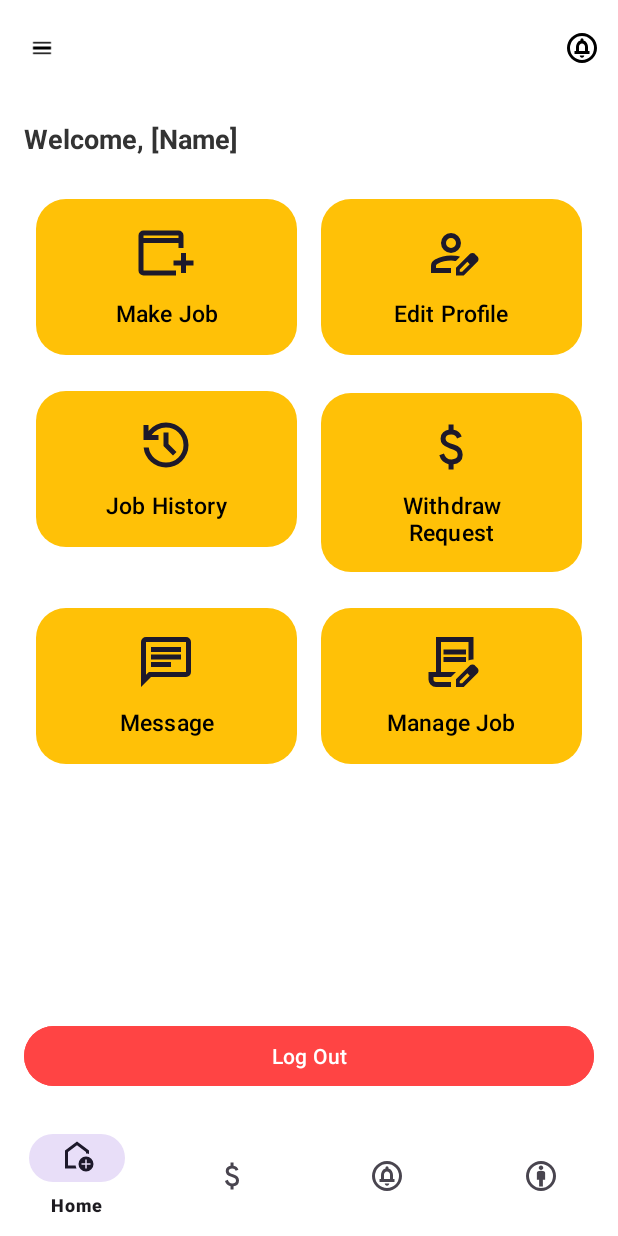
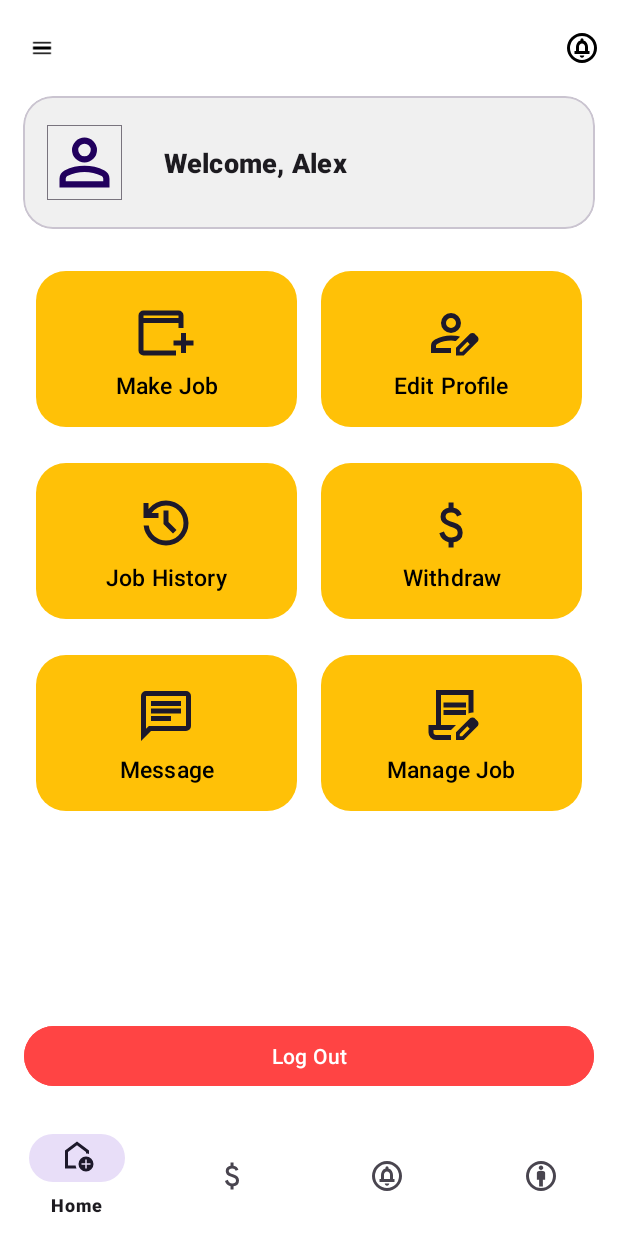
Before and after one commit to kavizzz03/Hire_Us_App, an Android app: the layout activity_dashboard.xml on its own in the app's theme, with its tools: preview values and no code run, on a phone screen of 412 x 824 dp. Run offline under Robolectric (Android 15) with nearby library versions, the phone set to English and light mode, and no system bars; network calls fail.

Commit message:
Updated_dashboard:-activity_dashboard.xml

```diff
--- /dev/null
+++ b/app/src/main/res/drawable/outline_account_balance_wallet_24.xml
@@ -0,0 +1,5 @@
+<vector xmlns:android="http://schemas.android.com/apk/res/android" android:height="25dp" android:tint="#000000" android:viewportHeight="960" android:viewportWidth="960" android:width="25dp">
+
+    <path android:fillColor="@android:color/white" android:pathData="M200,760L200,760L200,760Q200,760 200,760Q200,760 200,760L200,760Q200,760 200,760Q200,760 200,760L200,200Q200,200 200,200Q200,200 200,200L200,200Q200,200 200,200Q200,200 200,200L200,200L200,200Q200,200 200,244.5Q200,289 200,360L200,600Q200,671 200,715.5Q200,760 200,760ZM200,840Q167,840 143.5,816.5Q120,793 120,760L120,200Q120,167 143.5,143.5Q167,120 200,120L760,120Q793,120 816.5,143.5Q840,167 840,200L840,300L760,300L760,200Q760,200 760,200Q760,200 760,200L200,200Q200,200 200,200Q200,200 200,200L200,760Q200,760 200,760Q200,760 200,760L760,760Q760,760 760,760Q760,760 760,760L760,660L840,660L840,760Q840,793 816.5,816.5Q793,840 760,840L200,840ZM520,680Q487,680 463.5,656.5Q440,633 440,600L440,360Q440,327 463.5,303.5Q487,280 520,280L800,280Q833,280 856.5,303.5Q880,327 880,360L880,600Q880,633 856.5,656.5Q833,680 800,680L520,680ZM800,600Q800,600 800,600Q800,600 800,600L800,360Q800,360 800,360Q800,360 800,360L520,360Q520,360 520,360Q520,360 520,360L520,600Q520,600 520,600Q520,600 520,600L800,600ZM640,540Q665,540 682.5,522.5Q700,505 700,480Q700,455 682.5,437.5Q665,420 640,420Q615,420 597.5,437.5Q580,455 580,480Q580,505 597.5,522.5Q615,540 640,540Z"/>
+
+</vector>
--- /dev/null
+++ b/app/src/main/res/drawable/outline_briefcase_meal_24.xml
@@ -0,0 +1,5 @@
+<vector xmlns:android="http://schemas.android.com/apk/res/android" android:height="25dp" android:tint="#000000" android:viewportHeight="960" android:viewportWidth="960" android:width="25dp">
+
+    <path android:fillColor="@android:color/white" android:pathData="M160,840Q127,840 103.5,816.5Q80,793 80,760L80,320Q80,287 103.5,263.5Q127,240 160,240L320,240L320,160Q320,127 343.5,103.5Q367,80 400,80L560,80Q593,80 616.5,103.5Q640,127 640,160L640,240L800,240Q833,240 856.5,263.5Q880,287 880,320L880,760Q880,793 856.5,816.5Q833,840 800,840L160,840ZM160,760L320,760L320,640Q294,634 277,612.5Q260,591 260,563L260,400L300,400L300,551L330,551L330,400L370,400L370,551L400,551L400,400L440,400L440,563Q440,591 423,612.5Q406,634 380,640L380,760L580,760L580,672Q554,657 537,621.5Q520,586 520,540Q520,482 546,441Q572,400 610,400Q647,400 673.5,441Q700,482 700,540Q700,587 683,622.5Q666,658 640,672L640,760L800,760Q800,760 800,760Q800,760 800,760L800,320Q800,320 800,320Q800,320 800,320L160,320Q160,320 160,320Q160,320 160,320L160,760Q160,760 160,760Q160,760 160,760ZM400,240L560,240L560,160Q560,160 560,160Q560,160 560,160L400,160Q400,160 400,160Q400,160 400,160L400,240ZM160,760L160,760Q160,760 160,760Q160,760 160,760L160,320Q160,320 160,320Q160,320 160,320L160,320Q160,320 160,320Q160,320 160,320L160,760Q160,760 160,760Q160,760 160,760Z"/>
+
+</vector>
--- /dev/null
+++ b/app/src/main/res/drawable/outline_profile_24.xml
@@ -0,0 +1,5 @@
+<vector xmlns:android="http://schemas.android.com/apk/res/android" android:height="25dp" android:tint="#000000" android:viewportHeight="960" android:viewportWidth="960" android:width="25dp">
+
+    <path android:fillColor="@android:color/white" android:pathData="M480,480Q414,480 367,433Q320,386 320,320Q320,254 367,207Q414,160 480,160Q546,160 593,207Q640,254 640,320Q640,386 593,433Q546,480 480,480ZM160,800L160,688Q160,654 177.5,625.5Q195,597 224,582Q286,551 350,535.5Q414,520 480,520Q546,520 610,535.5Q674,551 736,582Q765,597 782.5,625.5Q800,654 800,688L800,800L160,800ZM240,720L720,720L720,688Q720,677 714.5,668Q709,659 700,654Q646,627 591,613.5Q536,600 480,600Q424,600 369,613.5Q314,627 260,654Q251,659 245.5,668Q240,677 240,688L240,720ZM480,400Q513,400 536.5,376.5Q560,353 560,320Q560,287 536.5,263.5Q513,240 480,240Q447,240 423.5,263.5Q400,287 400,320Q400,353 423.5,376.5Q447,400 480,400ZM480,320Q480,320 480,320Q480,320 480,320Q480,320 480,320Q480,320 480,320Q480,320 480,320Q480,320 480,320Q480,320 480,320Q480,320 480,320ZM480,720L480,720Q480,720 480,720Q480,720 480,720Q480,720 480,720Q480,720 480,720Q480,720 480,720Q480,720 480,720Q480,720 480,720Q480,720 480,720L480,720Z"/>
+
+</vector>
--- /dev/null
+++ b/app/src/main/res/drawable/outline_search_24.xml
@@ -0,0 +1,5 @@
+<vector xmlns:android="http://schemas.android.com/apk/res/android" android:height="25dp" android:tint="#000000" android:viewportHeight="960" android:viewportWidth="960" android:width="25dp">
+
+    <path android:fillColor="@android:color/white" android:pathData="M784,840L532,588Q502,612 463,626Q424,640 380,640Q271,640 195.5,564.5Q120,489 120,380Q120,271 195.5,195.5Q271,120 380,120Q489,120 564.5,195.5Q640,271 640,380Q640,424 626,463Q612,502 588,532L840,784L784,840ZM380,560Q455,560 507.5,507.5Q560,455 560,380Q560,305 507.5,252.5Q455,200 380,200Q305,200 252.5,252.5Q200,305 200,380Q200,455 252.5,507.5Q305,560 380,560Z"/>
+
+</vector>
--- /dev/null
+++ b/app/src/main/res/drawable/outline_star_24.xml
@@ -0,0 +1,5 @@
+<vector xmlns:android="http://schemas.android.com/apk/res/android" android:height="25dp" android:tint="#000000" android:viewportHeight="960" android:viewportWidth="960" android:width="25dp">
+
+    <path android:fillColor="@android:color/white" android:pathData="M354,673L480,597L606,674L573,530L684,434L538,421L480,285L422,420L276,433L387,530L354,673ZM233,840L298,559L80,370L368,345L480,80L592,345L880,370L662,559L727,840L480,691L233,840ZM480,490L480,490L480,490L480,490L480,490L480,490L480,490L480,490L480,490L480,490Z"/>
+
+</vector>
--- a/app/src/main/res/layout/activity_dashboard.xml
+++ b/app/src/main/res/layout/activity_dashboard.xml
@@ -2,6 +2,7 @@
     xmlns:app="http://schemas.android.com/apk/res-auto"
     android:layout_width="match_parent"
     android:layout_height="match_parent"
+    xmlns:tools="http://schemas.android.com/tools"
     android:background="#FFFFFF">
 
     <!-- Top App Bar with notification icon -->
@@ -17,23 +18,73 @@
         app:navigationIcon="@drawable/ic_menu" />
 
     <!-- Welcome Text -->
-    <TextView
-        android:id="@+id/welcomeText"
+    <com.google.android.material.card.MaterialCardView
+        android:id="@+id/headerCard"
         android:layout_width="wrap_content"
         android:layout_height="wrap_content"
-        android:text="Welcome, [Name]"
-        android:textSize="18sp"
-        android:textStyle="bold"
-        android:textColor="#333"
-        android:layout_below="@id/topAppBar"
-        android:layout_margin="16dp" />
+        android:layout_below="@+id/topAppBar"
+        android:layout_alignParentStart="true"
+        android:layout_alignParentEnd="true"
+        android:layout_marginStart="15dp"
+        android:layout_marginEnd="15dp"
+        android:layout_marginBottom="16dp"
+        app:cardBackgroundColor="?attr/colorSurface"
+        app:cardCornerRadius="20dp"
+        app:strokeColor="?attr/colorOutlineVariant">
+
+
+        <LinearLayout
+            android:layout_width="match_parent"
+            android:layout_height="wrap_content"
+            android:orientation="vertical"
+            android:padding="16dp">
+
+            <LinearLayout
+                android:layout_width="match_parent"
+                android:layout_height="wrap_content"
+                android:gravity="center_vertical"
+                android:orientation="horizontal">
+
+                <com.google.android.material.imageview.ShapeableImageView
+                    android:layout_width="50dp"
+                    android:layout_height="50dp"
+                    app:shapeAppearanceOverlay="@style/ShapeAppearanceOverlay.Circle"
+                    app:srcCompat="@drawable/outline_profile_24"
+                    app:strokeColor="?attr/colorOutline"
+                    app:strokeWidth="1dp"
+                    app:tint="?attr/colorOnPrimaryContainer" />
+
+                <LinearLayout
+                    android:layout_width="0dp"
+                    android:layout_height="wrap_content"
+                    android:layout_marginStart="12dp"
+                    android:layout_weight="1"
+                    android:orientation="vertical">
+
+                    <com.google.android.material.textview.MaterialTextView
+                        android:id="@+id/welcomeText"
+                        android:layout_width="wrap_content"
+                        android:layout_height="wrap_content"
+                        android:layout_below="@id/topAppBar"
+                        android:layout_margin="16dp"
+                        android:text="Welcome, [Name]"
+                        android:textAppearance="@style/TextAppearance.Material3.TitleMedium"
+                        android:textColor="?attr/colorOnSurface"
+                        android:textSize="18sp"
+                        android:textStyle="bold"
+                        tools:text="Welcome, Alex" />
+                </LinearLayout>
+            </LinearLayout>
+        </LinearLayout>
+    </com.google.android.material.card.MaterialCardView>
+
 
     <!-- Action Buttons -->
     <androidx.gridlayout.widget.GridLayout
         android:id="@+id/contentLayout"
         android:layout_width="match_parent"
         android:layout_height="wrap_content"
-        android:layout_below="@id/welcomeText"
+        android:layout_below="@id/headerCard"
         android:paddingHorizontal="16dp"
         app:alignmentMode="alignMargins"
         app:columnCount="2"
@@ -48,13 +99,12 @@
             android:paddingVertical="16dp"
             android:text="Make Job"
             android:textSize="15sp"
-            android:textAllCaps="false"
             android:maxLines="2"
             android:ellipsize="end"
             app:layout_columnWeight="1"
             app:layout_gravity="fill_horizontal"
             app:icon="@drawable/outline_add_job_24"
-            app:iconGravity="top"
+            app:iconGravity="textTop"
             app:iconSize="40dp"
             app:iconPadding="8dp"
             app:iconTint="?attr/colorOnSecondaryContainer"
@@ -69,13 +119,12 @@
             android:paddingVertical="16dp"
             android:text="Edit Profile"
             android:textSize="15sp"
-            android:textAllCaps="false"
             android:maxLines="2"
             android:ellipsize="end"
             app:layout_columnWeight="1"
             app:layout_gravity="fill_horizontal"
             app:icon="@drawable/outline_person_edit_24"
-            app:iconGravity="top"
+            app:iconGravity="textTop"
             app:iconSize="40dp"
             app:iconPadding="8dp"
             app:iconTint="?attr/colorOnSecondaryContainer"
@@ -90,13 +139,12 @@
             android:paddingVertical="16dp"
             android:text="Job History"
             android:textSize="15sp"
-            android:textAllCaps="false"
             android:maxLines="2"
             android:ellipsize="end"
             app:layout_columnWeight="1"
             app:layout_gravity="fill_horizontal"
             app:icon="@drawable/outline_history_24"
-            app:iconGravity="top"
+            app:iconGravity="textTop"
             app:iconSize="40dp"
             app:iconPadding="8dp"
             app:iconTint="?attr/colorOnSecondaryContainer"
@@ -109,15 +157,14 @@
             android:layout_margin="8dp"
             android:minHeight="112dp"
             android:paddingVertical="16dp"
-            android:text="Withdraw Request"
+            android:text="Withdraw"
             android:textSize="15sp"
-            android:textAllCaps="false"
             android:maxLines="2"
             android:ellipsize="end"
             app:layout_columnWeight="1"
             app:layout_gravity="fill_horizontal"
             app:icon="@drawable/ic_salary"
-            app:iconGravity="top"
+            app:iconGravity="textTop"
             app:iconSize="40dp"
             app:iconPadding="8dp"
             app:iconTint="?attr/colorOnSecondaryContainer"
@@ -132,13 +179,12 @@
             android:paddingVertical="16dp"
             android:text="Message"
             android:textSize="15sp"
-            android:textAllCaps="false"
             android:maxLines="2"
             android:ellipsize="end"
             app:layout_columnWeight="1"
             app:layout_gravity="fill_horizontal"
             app:icon="@drawable/outline_chat_24"
-            app:iconGravity="top"
+            app:iconGravity="textTop"
             app:iconSize="40dp"
             app:iconPadding="8dp"
             app:iconTint="?attr/colorOnSecondaryContainer"
@@ -153,13 +199,12 @@
             android:paddingVertical="16dp"
             android:text="Manage Job"
             android:textSize="15sp"
-            android:textAllCaps="false"
             android:maxLines="2"
             android:ellipsize="end"
             app:layout_columnWeight="1"
             app:layout_gravity="fill_horizontal"
             app:icon="@drawable/outline_contract_edit_24"
-            app:iconGravity="top"
+            app:iconGravity="textTop"
             app:iconSize="40dp"
             app:iconPadding="8dp"
             app:iconTint="?attr/colorOnSecondaryContainer"
```
